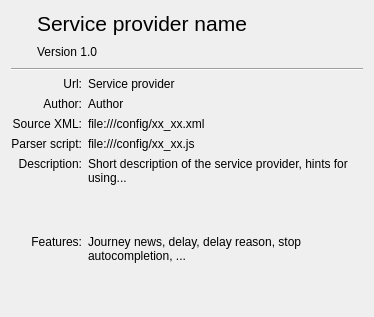
Above: applet/accessorInfo.ui from KDE/publictransport before the change. Below: the same form after it.
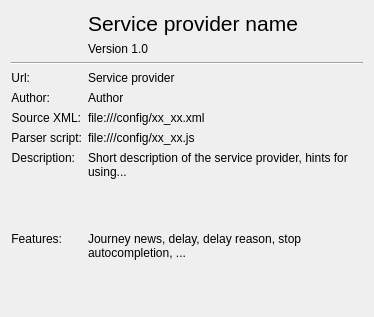
That is the form after the change. Custom widgets are drawn as their Qt base class.

Commit message: - Added KUIT to all i18n calls, more context strings, fixes (title capitalization, had some contexts as strings...) - Added KUIT to .ui strings. Especially whatsthis-strings are now much easier to read. - Fixed coloring of keywords in keyword suggestion items for the journey search view.

Diff of the .ui file:
```diff
--- a/applet/accessorInfo.ui
+++ b/applet/accessorInfo.ui
@@ -16,95 +16,22 @@
     <verstretch>0</verstretch>
    </sizepolicy>
   </property>
-  <layout class="QGridLayout" name="gridLayout">
-   <item row="2" column="0">
-    <spacer name="horizontalSpacer">
-     <property name="orientation">
-      <enum>Qt::Horizontal</enum>
-     </property>
-     <property name="sizeType">
-      <enum>QSizePolicy::Fixed</enum>
-     </property>
-     <property name="sizeHint" stdset="0">
-      <size>
-       <width>20</width>
-       <height>20</height>
-      </size>
-     </property>
-    </spacer>
-   </item>
-   <item row="2" column="1" colspan="2">
+  <layout class="QFormLayout" name="formLayout">
+   <item row="2" column="1">
     <widget class="QLabel" name="version">
      <property name="text">
       <string notr="true">Version 1.0</string>
      </property>
     </widget>
    </item>
-   <item row="3" column="0" colspan="3">
+   <item row="3" column="0" colspan="2">
     <widget class="Line" name="line">
      <property name="orientation">
       <enum>Qt::Horizontal</enum>
      </property>
     </widget>
    </item>
-   <item row="4" column="2">
-    <widget class="KUrlLabel" name="url">
-     <property name="sizePolicy">
-      <sizepolicy hsizetype="Expanding" vsizetype="Preferred">
-       <horstretch>0</horstretch>
-       <verstretch>0</verstretch>
-      </sizepolicy>
-     </property>
-     <property name="text">
-      <string notr="true">Service provider</string>
-     </property>
-     <property name="openExternalLinks">
-      <bool>true</bool>
-     </property>
-     <property name="useCursor">
-      <bool>false</bool>
-     </property>
-    </widget>
-   </item>
-   <item row="9" column="2">
-    <widget class="QLabel" name="description">
-     <property name="sizePolicy">
-      <sizepolicy hsizetype="Expanding" vsizetype="Expanding">
-       <horstretch>0</horstretch>
-       <verstretch>0</verstretch>
-      </sizepolicy>
-     </property>
-     <property name="text">
-      <string notr="true">Short description of the service provider, hints for using...</string>
-     </property>
-     <property name="alignment">
-      <set>Qt::AlignLeading|Qt::AlignLeft|Qt::AlignTop</set>
-     </property>
-     <property name="wordWrap">
-      <bool>true</bool>
-     </property>
-    </widget>
-   </item>
-   <item row="10" column="2">
-    <widget class="QLabel" name="features">
-     <property name="sizePolicy">
-      <sizepolicy hsizetype="Expanding" vsizetype="Expanding">
-       <horstretch>0</horstretch>
-       <verstretch>0</verstretch>
-      </sizepolicy>
-     </property>
-     <property name="text">
-      <string notr="true">Journey news, delay, delay reason, stop autocompletion, ...</string>
-     </property>
-     <property name="alignment">
-      <set>Qt::AlignLeading|Qt::AlignLeft|Qt::AlignTop</set>
-     </property>
-     <property name="wordWrap">
-      <bool>true</bool>
-     </property>
-    </widget>
-   </item>
-   <item row="4" column="0" colspan="2">
+   <item row="4" column="0">
     <widget class="QLabel" name="lblUrl">
      <property name="text">
       <string>Url:</string>
@@ -114,7 +41,7 @@
      </property>
     </widget>
    </item>
-   <item row="6" column="0" colspan="2">
+   <item row="6" column="0">
     <widget class="QLabel" name="lblAuthor">
      <property name="text">
       <string>Author:</string>
@@ -124,7 +51,27 @@
      </property>
     </widget>
    </item>
-   <item row="9" column="0" colspan="2">
+   <item row="8" column="0">
+    <widget class="QLabel" name="lblFileName">
+     <property name="text">
+      <string>Source XML:</string>
+     </property>
+     <property name="alignment">
+      <set>Qt::AlignRight|Qt::AlignTrailing|Qt::AlignVCenter</set>
+     </property>
+    </widget>
+   </item>
+   <item row="10" column="0">
+    <widget class="QLabel" name="lblScriptFileName">
+     <property name="text">
+      <string>Parser script:</string>
+     </property>
+     <property name="alignment">
+      <set>Qt::AlignRight|Qt::AlignTrailing|Qt::AlignVCenter</set>
+     </property>
+    </widget>
+   </item>
+   <item row="12" column="0">
     <widget class="QLabel" name="lblDescription">
      <property name="text">
       <string>Description:</string>
@@ -134,7 +81,7 @@
      </property>
     </widget>
    </item>
-   <item row="10" column="0" colspan="2">
+   <item row="14" column="0">
     <widget class="QLabel" name="lblFeatures">
      <property name="text">
       <string>Features:</string>
@@ -144,20 +91,36 @@
      </property>
     </widget>
    </item>
-   <item row="1" column="0">
-    <widget class="QLabel" name="icon">
+   <item row="4" column="1">
+    <widget class="KUrlLabel" name="url">
      <property name="sizePolicy">
-      <sizepolicy hsizetype="Preferred" vsizetype="Preferred">
+      <sizepolicy hsizetype="Expanding" vsizetype="Preferred">
        <horstretch>0</horstretch>
        <verstretch>0</verstretch>
       </sizepolicy>
      </property>
      <property name="text">
-      <string/>
+      <string notr="true">Service provider</string>
      </property>
     </widget>
    </item>
-   <item row="1" column="1" colspan="2">
+   <item row="6" column="1">
+    <widget class="QLabel" name="author">
+     <property name="sizePolicy">
+      <sizepolicy hsizetype="Expanding" vsizetype="Preferred">
+       <horstretch>0</horstretch>
+       <verstretch>0</verstretch>
+      </sizepolicy>
+     </property>
+     <property name="text">
+      <string notr="true">Author</string>
+     </property>
+     <property name="openExternalLinks">
+      <bool>true</bool>
+     </property>
+    </widget>
+   </item>
+   <item row="1" column="1">
     <widget class="QLabel" name="serviceProviderName">
      <property name="font">
       <font>
@@ -169,23 +132,26 @@
      </property>
     </widget>
    </item>
-   <item row="6" column="2">
-    <widget class="QLabel" name="author">
+   <item row="1" column="0">
+    <widget class="QLabel" name="icon">
      <property name="sizePolicy">
-      <sizepolicy hsizetype="Expanding" vsizetype="Preferred">
+      <sizepolicy hsizetype="Preferred" vsizetype="Preferred">
        <horstretch>0</horstretch>
        <verstretch>0</verstretch>
       </sizepolicy>
      </property>
+     <property name="minimumSize">
+      <size>
+       <width>0</width>
+       <height>0</height>
+      </size>
+     </property>
      <property name="text">
-      <string notr="true">Author</string>
-     </property>
-     <property name="openExternalLinks">
-      <bool>true</bool>
+      <string/>
      </property>
     </widget>
    </item>
-   <item row="7" column="2">
+   <item row="8" column="1">
     <widget class="KUrlLabel" name="fileName">
      <property name="sizePolicy">
       <sizepolicy hsizetype="Expanding" vsizetype="Preferred">
@@ -204,27 +170,7 @@
      </property>
     </widget>
    </item>
-   <item row="7" column="0" colspan="2">
-    <widget class="QLabel" name="lblFileName">
-     <property name="text">
-      <string>Source XML:</string>
-     </property>
-     <property name="alignment">
-      <set>Qt::AlignRight|Qt::AlignTrailing|Qt::AlignVCenter</set>
-     </property>
-    </widget>
-   </item>
-   <item row="8" column="0" colspan="2">
-    <widget class="QLabel" name="lblScriptFileName">
-     <property name="text">
-      <string>Parser script:</string>
-     </property>
-     <property name="alignment">
-      <set>Qt::AlignRight|Qt::AlignTrailing|Qt::AlignVCenter</set>
-     </property>
-    </widget>
-   </item>
-   <item row="8" column="2">
+   <item row="10" column="1">
     <widget class="KUrlLabel" name="scriptFileName">
      <property name="sizePolicy">
       <sizepolicy hsizetype="Expanding" vsizetype="Preferred">
@@ -243,6 +189,44 @@
      </property>
     </widget>
    </item>
+   <item row="12" column="1">
+    <widget class="QLabel" name="description">
+     <property name="sizePolicy">
+      <sizepolicy hsizetype="Expanding" vsizetype="Expanding">
+       <horstretch>0</horstretch>
+       <verstretch>0</verstretch>
+      </sizepolicy>
+     </property>
+     <property name="text">
+      <string notr="true">Short description of the service provider, hints for using...</string>
+     </property>
+     <property name="alignment">
+      <set>Qt::AlignLeading|Qt::AlignLeft|Qt::AlignTop</set>
+     </property>
+     <property name="wordWrap">
+      <bool>true</bool>
+     </property>
+    </widget>
+   </item>
+   <item row="14" column="1">
+    <widget class="QLabel" name="features">
+     <property name="sizePolicy">
+      <sizepolicy hsizetype="Expanding" vsizetype="Expanding">
+       <horstretch>0</horstretch>
+       <verstretch>0</verstretch>
+      </sizepolicy>
+     </property>
+     <property name="text">
+      <string notr="true">Journey news, delay, delay reason, stop autocompletion, ...</string>
+     </property>
+     <property name="alignment">
+      <set>Qt::AlignLeading|Qt::AlignLeft|Qt::AlignTop</set>
+     </property>
+     <property name="wordWrap">
+      <bool>true</bool>
+     </property>
+    </widget>
+   </item>
   </layout>
  </widget>
  <customwidgets>
```
Left out of the diff: 6 changed lines with no effect on the pictures. The commit also changes 21 other files.
